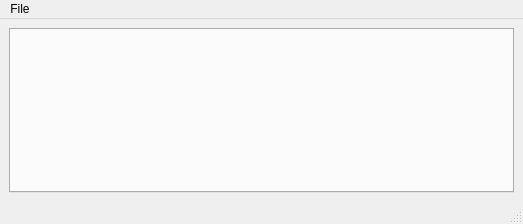
First picture: the form in client/src/app/mainwindow.ui, repository KDAB/FatCRM, before the edit.
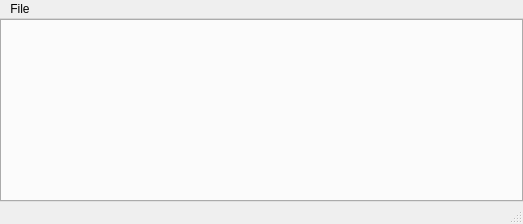
Second picture: the form after the edit.

Commit message: remove margin around tabwidget

```diff
--- a/client/src/app/mainwindow.ui
+++ b/client/src/app/mainwindow.ui
@@ -15,6 +15,9 @@
   </property>
   <widget class="QWidget" name="centralwidget">
    <layout class="QVBoxLayout" name="verticalLayout">
+    <property name="margin">
+     <number>0</number>
+    </property>
     <item>
      <widget class="QTabWidget" name="tabWidget"/>
     </item>
```
Left out of the diff: 2 changed lines with no effect on the pictures.
